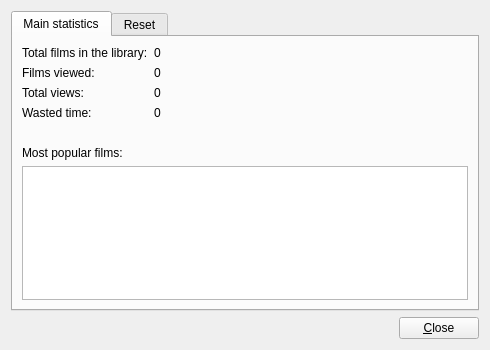
Before: the Qt Designer form src/statisticswindow.ui in eugene-melnik/alexandra, drawn with Qt 5.
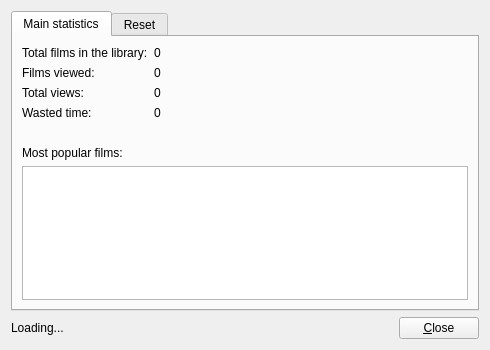
After: the same form once the commit is applied. Icons and pictures are not drawn.

The edit to the form file:
```diff
--- a/src/statisticswindow.ui
+++ b/src/statisticswindow.ui
@@ -230,6 +230,13 @@
    </item>
    <item>
     <layout class="QHBoxLayout" name="horizontalLayout_3">
+     <item>
+      <widget class="QLabel" name="labelLoading">
+       <property name="text">
+        <string>Loading...</string>
+       </property>
+      </widget>
+     </item>
      <item>
       <spacer name="horizontalSpacer_2">
        <property name="orientation">
```
Left out of the diff: 14 changed lines with no effect on the pictures.
